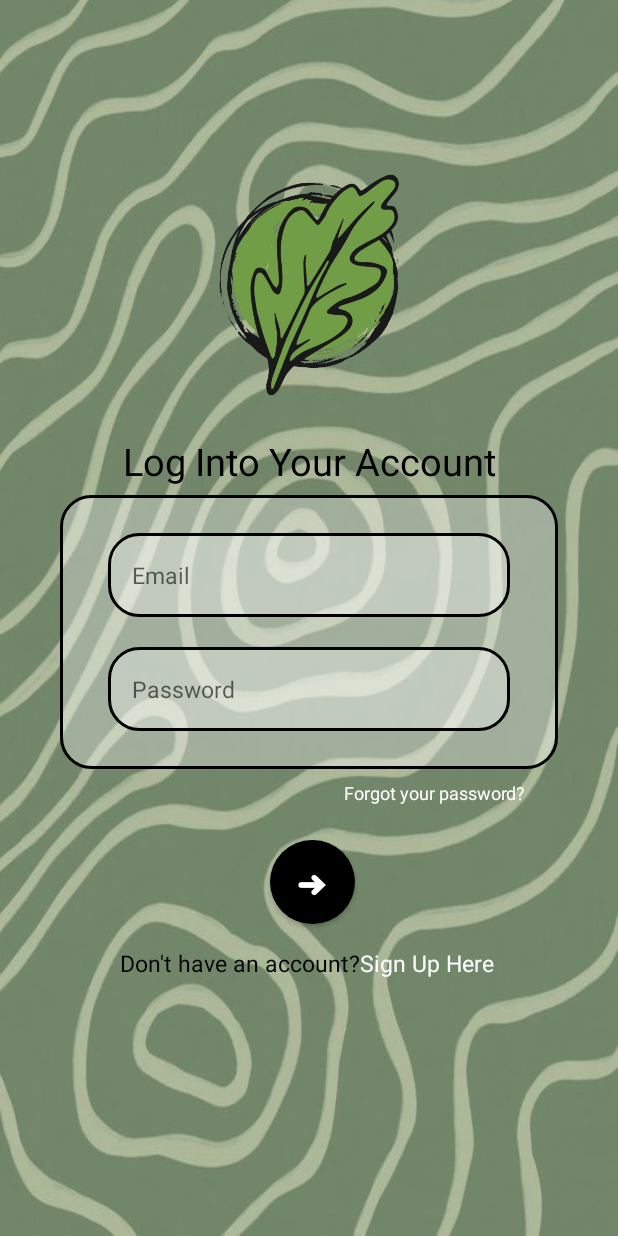
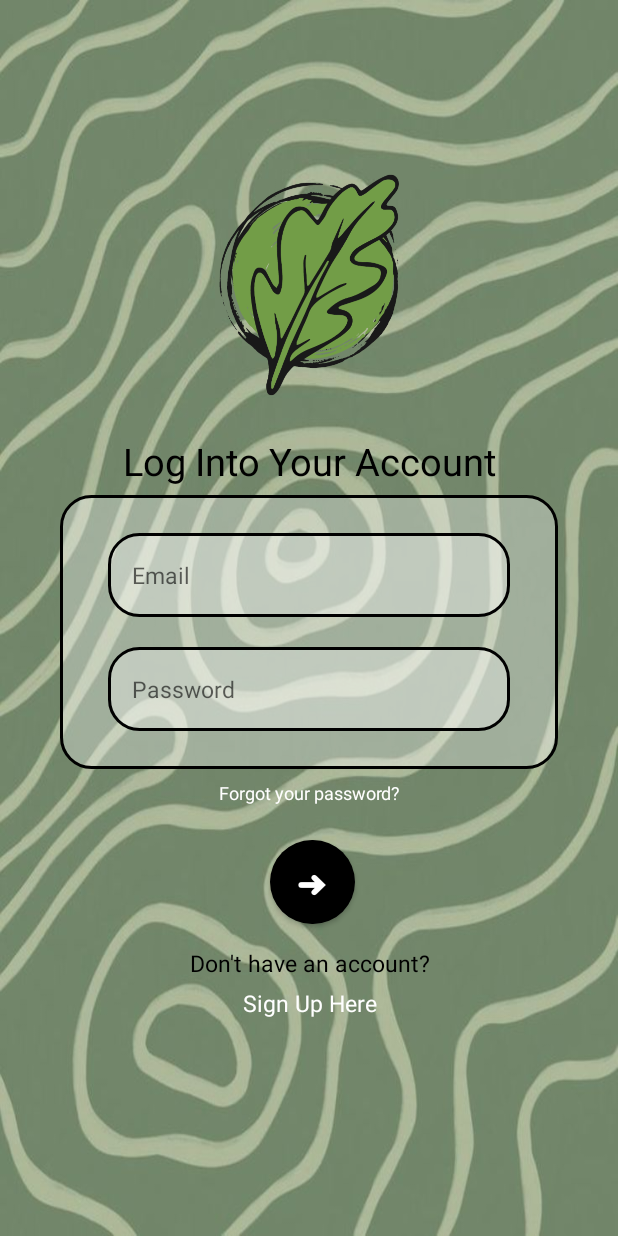
Before and after one commit to gekkkota/NutriForage, an Android app: the layout activity_sign_in.xml on its own in the app's theme, with its tools: preview values and no code run, on a phone screen of 412 x 824 dp. Run offline under Robolectric (Android 15) with nearby library versions, the phone set to English and light mode, and no system bars; Roboto replaces fonts that are not available here.

Commit message:
Centered Text boxes

```diff
--- a/app/src/main/res/layout/activity_sign_in.xml
+++ b/app/src/main/res/layout/activity_sign_in.xml
@@ -127,10 +127,9 @@
         android:layout_below="@+id/input_container"
         android:layout_alignParentStart="true"
         android:layout_alignParentEnd="true"
-        android:layout_marginStart="229dp"
         android:layout_marginTop="520dp"
-        android:layout_marginEnd="14dp"
         android:layout_marginBottom="10dp"
+        android:gravity="center"
         android:text="Forgot your password?"
         android:textColor="@color/white"
         android:textSize="12sp"
@@ -143,9 +142,8 @@
         android:layout_below="@+id/submit_login"
         android:layout_alignParentStart="true"
         android:layout_alignParentEnd="true"
-        android:layout_marginStart="80dp"
         android:layout_marginTop="15dp"
-        android:layout_marginEnd="100dp"
+        android:gravity="center"
         android:text="Don't have an account?"
         android:textSize="15sp"
         android:textColor="@color/black">
@@ -156,12 +154,11 @@
         android:id="@+id/to_signup"
         android:layout_width="wrap_content"
         android:layout_height="wrap_content"
-        android:layout_below="@+id/submit_login"
+        android:layout_below="@+id/account_text"
         android:layout_alignParentStart="true"
         android:layout_alignParentEnd="true"
-        android:layout_marginStart="240dp"
-        android:layout_marginTop="15dp"
-        android:layout_marginEnd="75dp"
+        android:layout_marginTop="5dp"
+        android:gravity="center"
         android:text="Sign Up Here"
         android:textSize="15sp"
         android:textColor="@color/white">
```
